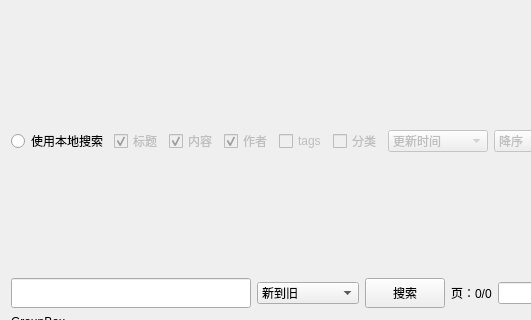
Qt form ui/search.ui (tonquer/picacg-qt) before a commit; both pictures show x 0 to 531 and y 0 to 320 of the 834 by 585 pixel window.
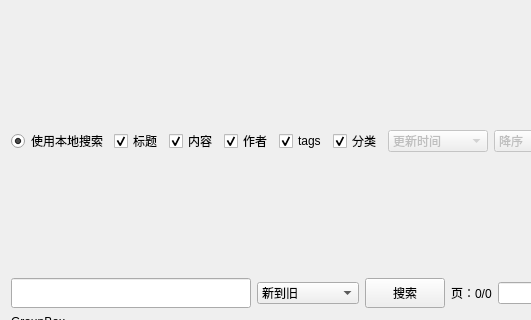
The same form after that commit. Custom widgets are drawn as their Qt base class.

What changed in the file:
```diff
--- a/ui/search.ui
+++ b/ui/search.ui
@@ -6,7 +6,7 @@
    <rect>
     <x>0</x>
     <y>0</y>
-    <width>613</width>
+    <width>827</width>
     <height>585</height>
    </rect>
   </property>
@@ -142,12 +142,15 @@
        <property name="text">
         <string>使用本地搜索</string>
        </property>
+       <property name="checked">
+        <bool>true</bool>
+       </property>
       </widget>
      </item>
      <item>
       <widget class="QCheckBox" name="titleBox">
        <property name="enabled">
-        <bool>false</bool>
+        <bool>true</bool>
        </property>
        <property name="text">
         <string>标题</string>
@@ -160,7 +163,7 @@
      <item>
       <widget class="QCheckBox" name="desBox">
        <property name="enabled">
-        <bool>false</bool>
+        <bool>true</bool>
        </property>
        <property name="text">
         <string>内容</string>
@@ -173,7 +176,7 @@
      <item>
       <widget class="QCheckBox" name="authorBox">
        <property name="enabled">
-        <bool>false</bool>
+        <bool>true</bool>
        </property>
        <property name="text">
         <string>作者</string>
@@ -186,21 +189,27 @@
      <item>
       <widget class="QCheckBox" name="tagsBox">
        <property name="enabled">
-        <bool>false</bool>
+        <bool>true</bool>
        </property>
        <property name="text">
         <string>tags</string>
        </property>
+       <property name="checked">
+        <bool>true</bool>
+       </property>
       </widget>
      </item>
      <item>
       <widget class="QCheckBox" name="categoryBox">
        <property name="enabled">
-        <bool>false</bool>
+        <bool>true</bool>
        </property>
        <property name="text">
         <string>分类</string>
        </property>
+       <property name="checked">
+        <bool>true</bool>
+       </property>
       </widget>
      </item>
      <item>
```
